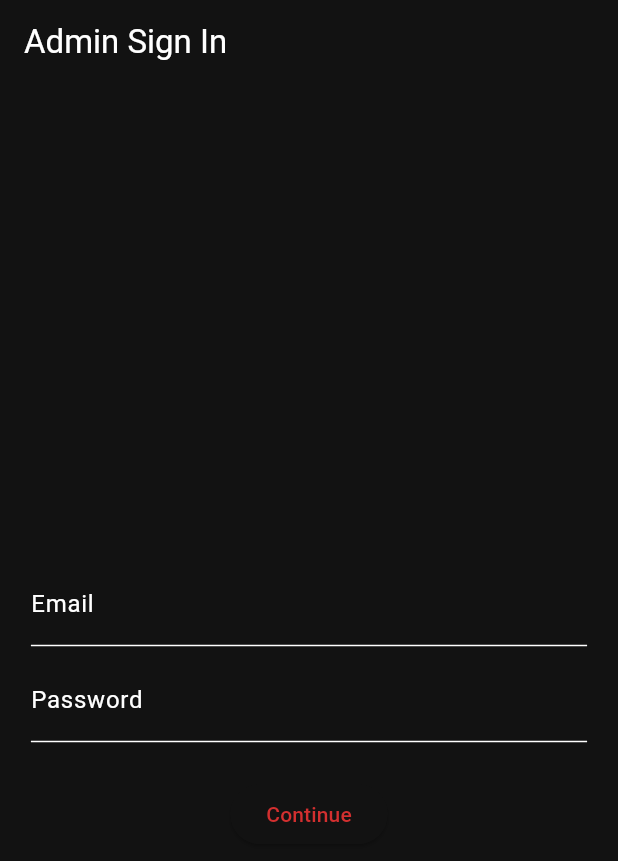
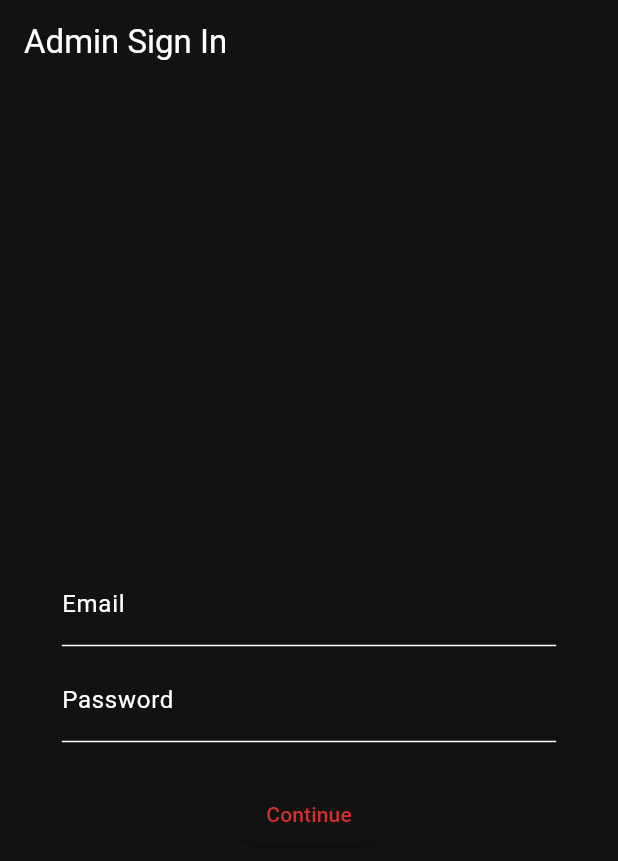
Before and after one commit to acmnuceskhi/Coders-Cup-Minigames-Admin-Panel, a Flutter app: the screen it shows after launch, on a phone screen of 412 x 824 dp. Shown: the top 861 px of the screen. Run offline on Flutter 3.47's test engine with Material 3 defaults, Android fonts, the phone set to English and light mode, and no system bars; our stand-ins replace cloud_firestore, csv, firebase_auth, firebase_core, flutter_colorpicker; accounts and stored records are empty.

```diff
--- a/lib/pages/auth_gate.dart
+++ b/lib/pages/auth_gate.dart
@@ -81,10 +81,10 @@ class _LoginPageState extends State<LoginPage> {
       appBar: AppBar(title: const Text('Admin Sign In')),
       body: Padding(
         padding: EdgeInsets.symmetric(
-          vertical: 12.0,
-          horizontal: isLandscape(context)
-              ? MediaQuery.of(context).size.width * 0.2
-              : MediaQuery.of(context).size.width * 0.05,
+          horizontal:
+              MediaQuery.of(context).size.width *
+              (isLandscape(context) ? 0.2 : 0.1),
+          vertical: 16,
         ),
         child: Column(
           mainAxisAlignment: MainAxisAlignment.center,
```
Also changed, not shown: lib/pages/add_game_page.dart (+12 -2 lines).
